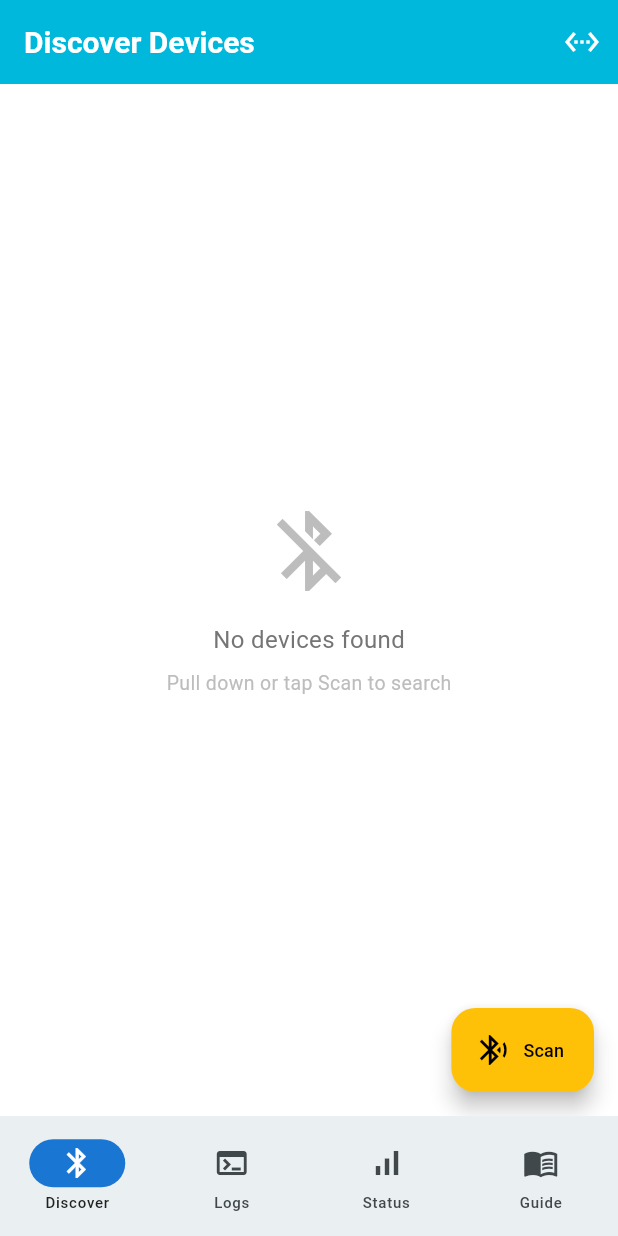
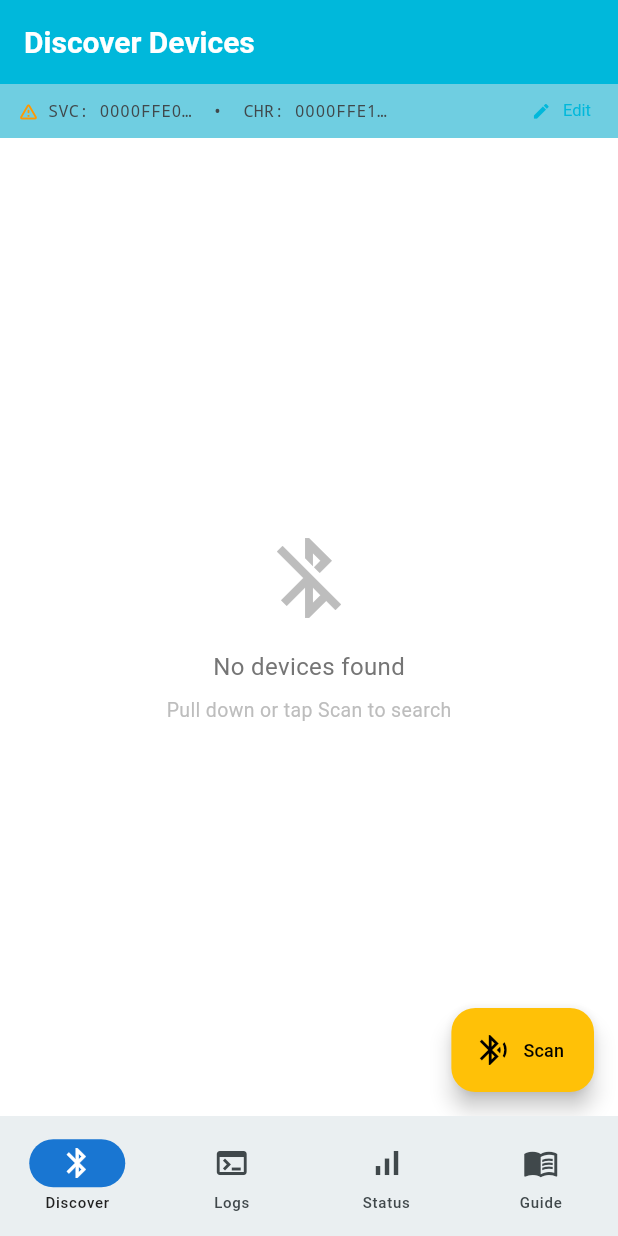
Before and after one commit to SMAhmer17/Keychain-BLE, a Flutter app: the screen it shows after launch, on a phone screen of 412 x 824 dp. Run offline on Flutter 3.47's test engine with Material 3 defaults, Android fonts, the phone set to English and light mode, and no system bars; our stand-ins replace device_info_plus, flutter_blue_plus, flutter_riverpod, freezed_annotation, go_router, package_info_plus and 2 more.

Commit message:
Update discovery

```diff
--- a/lib/features/ble/presentation/discover/discover_screen.dart
+++ b/lib/features/ble/presentation/discover/discover_screen.dart
@@ -8,6 +8,7 @@ import 'package:keychain_ble/core/router/app_route_constants.dart';
 import 'package:keychain_ble/core/service/ble_permission_service.dart';
 import 'package:keychain_ble/features/ble/model/ble_device.dart';
 import 'package:keychain_ble/features/ble/presentation/widgets/uuid_config_dialog.dart';
+import 'package:keychain_ble/features/ble/provider/ble_config_notifier.dart';
 import 'package:keychain_ble/features/ble/provider/ble_connection_notifier.dart';
 import 'package:keychain_ble/features/ble/provider/ble_scan_notifier.dart';
 
@@ -19,7 +20,6 @@ class DiscoverScreen extends ConsumerStatefulWidget {
 }
 
 class _DiscoverScreenState extends ConsumerState<DiscoverScreen> {
-  // null = not yet checked, true/false = result
   BlePermissionResult? _permissionResult;
   bool _checkingPermissions = true;
 
@@ -48,8 +48,8 @@ class _DiscoverScreenState extends ConsumerState<DiscoverScreen> {
   @override
   Widget build(BuildContext context) {
     final scanState = ref.watch(bleScanNotifierProvider);
+    final config = ref.watch(bleConfigNotifierProvider);
 
-    // ── Permission / adapter guards ───────────────────────────────────────
     if (_checkingPermissions) {
       return const Scaffold(
         body: Center(child: CircularProgressIndicator()),
@@ -64,7 +64,6 @@ class _DiscoverScreenState extends ConsumerState<DiscoverScreen> {
       );
     }
 
-    // ── Normal scan UI ────────────────────────────────────────────────────
     return Scaffold(
       appBar: AppBar(
         title: const Text('Discover Devices'),
@@ -80,12 +79,13 @@ class _DiscoverScreenState extends ConsumerState<DiscoverScreen> {
                 ),
               ),
             ),
-          IconButton(
-            icon: const Icon(Icons.settings_ethernet),
-            tooltip: 'Configure UUIDs',
-            onPressed: () => UuidConfigDialog.show(context),
-          ),
         ],
+        // UUID info bar — always visible, shows what's currently configured
+        bottom: _UuidInfoBar(
+          serviceUuid: config.serviceUuid,
+          charUuid: config.characteristicUuid,
+          onEdit: () => UuidConfigDialog.show(context),
+        ),
       ),
       body: RefreshIndicator(
         onRefresh: _checkAndScan,
@@ -94,7 +94,8 @@ class _DiscoverScreenState extends ConsumerState<DiscoverScreen> {
             if (scanState.errorMessage != null)
               _ErrorBanner(
                 message: scanState.errorMessage!,
-                onDismiss: ref.read(bleScanNotifierProvider.notifier).clearError,
+                onDismiss:
+                    ref.read(bleScanNotifierProvider.notifier).clearError,
               ),
             Expanded(
               child: scanState.devices.isEmpty
@@ -127,21 +128,82 @@ class _DiscoverScreenState extends ConsumerState<DiscoverScreen> {
     );
   }
 
-  Future<void> _connectToDevice(BleDevice device) async {
-    await ref.read(bleScanNotifierProvider.notifier).stopScan();
-    if (!mounted) return;
+  void _connectToDevice(BleDevice device) {
+    // Stop scan first (fire-and-forget — no need to await)
+    ref.read(bleScanNotifierProvider.notifier).stopScan();
 
-    ScaffoldMessenger.of(context).showSnackBar(
-      SnackBar(
-        content: Text('Connecting to ${device.name}…'),
-        duration: const Duration(seconds: 2),
+    // Navigate to Logs immediately so the user sees the live connection
+    // progress (CONNECTING → CONNECTED / ERROR) on that screen.
+    context.go(AppRoute.logs);
+
+    // Start connection in the background — Logs screen watches state.
+    ref.read(bleConnectionNotifierProvider.notifier).connect(device);
+  }
+}
+
+// ————————————————— UUID info bar ——————————————————
+
+class _UuidInfoBar extends StatelessWidget implements PreferredSizeWidget {
+  const _UuidInfoBar({
+    required this.serviceUuid,
+    required this.charUuid,
+    required this.onEdit,
+  });
+
+  final String serviceUuid;
+  final String charUuid;
+  final VoidCallback onEdit;
+
+  // Shorten a UUID to first 8 chars + "…" for display
+  String _short(String uuid) =>
+      uuid.length > 8 ? '${uuid.substring(0, 8)}…' : uuid;
+
+  @override
+  Size get preferredSize => const Size.fromHeight(36);
+
+  @override
+  Widget build(BuildContext context) {
+    final colorScheme = Theme.of(context).colorScheme;
+    final isDefault = serviceUuid == BleConstants.serviceUuid &&
+        charUuid == BleConstants.characteristicUuid;
+
+    return Container(
+      height: 36,
+      color: colorScheme.surfaceContainerHighest.withValues(alpha: 0.5),
+      padding: const EdgeInsets.symmetric(horizontal: 12),
+      child: Row(
+        children: [
+          Icon(
+            isDefault ? Icons.warning_amber_rounded : Icons.check_circle_outline,
+            size: 14,
+            color: isDefault ? Colors.orange : Colors.green,
+          ),
+          const SizedBox(width: 6),
+          Expanded(
+            child: Text(
+              'SVC: ${_short(serviceUuid)}  •  CHR: ${_short(charUuid)}',
+              style: TextStyle(
+                fontSize: 11,
+                fontFamily: 'monospace',
+                color: colorScheme.onSurfaceVariant,
+              ),
+              overflow: TextOverflow.ellipsis,
+            ),
+          ),
+          TextButton.icon(
+            style: TextButton.styleFrom(
+              padding: const EdgeInsets.symmetric(horizontal: 6),
+              minimumSize: Size.zero,
+              tapTargetSize: MaterialTapTargetSize.shrinkWrap,
+              textStyle: const TextStyle(fontSize: 11),
+            ),
+            icon: const Icon(Icons.edit, size: 13),
+            label: const Text('Edit'),
+            onPressed: onEdit,
+          ),
+        ],
       ),
     );
-
-    await ref.read(bleConnectionNotifierProvider.notifier).connect(device);
-    if (!mounted) return;
-
-    context.go(AppRoute.logs);
   }
 }
 
@@ -199,19 +261,14 @@ class _PermissionBlocker extends StatelessWidget {
               Text(
                 title,
                 style: const TextStyle(
-                  fontSize: 20,
-                  fontWeight: FontWeight.bold,
-                ),
+                    fontSize: 20, fontWeight: FontWeight.bold),
                 textAlign: TextAlign.center,
               ),
               const SizedBox(height: 12),
               Text(
                 body,
                 style: TextStyle(
-                  fontSize: 14,
-                  color: Colors.grey.shade600,
-                  height: 1.5,
-                ),
+                    fontSize: 14, color: Colors.grey.shade600, height: 1.5),
                 textAlign: TextAlign.center,
               ),
               const SizedBox(height: 32),
@@ -243,10 +300,8 @@ class _DeviceTile extends StatelessWidget {
 
     return ListTile(
       leading: Icon(Icons.bluetooth, color: rssiColor),
-      title: Text(
-        device.name,
-        style: const TextStyle(fontWeight: FontWeight.w600),
-      ),
+      title: Text(device.name,
+          style: const TextStyle(fontWeight: FontWeight.w600)),
       subtitle: Text(
         device.remoteId,
         style: TextStyle(fontSize: 12, color: Colors.grey.shade600),
@@ -258,15 +313,9 @@ class _DeviceTile extends StatelessWidget {
           Text(
             '${device.rssi} dBm',
             style: TextStyle(
-              color: rssiColor,
-              fontWeight: FontWeight.bold,
-              fontSize: 13,
-            ),
+                color: rssiColor, fontWeight: FontWeight.bold, fontSize: 13),
           ),
-          Text(
-            rssiLabel,
-            style: TextStyle(color: rssiColor, fontSize: 11),
-          ),
+          Text(rssiLabel, style: TextStyle(color: rssiColor, fontSize: 11)),
         ],
       ),
       onTap: onTap,
@@ -301,11 +350,8 @@ class _EmptyState extends StatelessWidget {
       child: Column(
         mainAxisSize: MainAxisSize.min,
         children: [
-          Icon(
-            Icons.bluetooth_disabled,
-            size: 64,
-            color: Colors.grey.shade400,
-          ),
+          Icon(Icons.bluetooth_disabled,
+              size: 64, color: Colors.grey.shade400),
           const SizedBox(height: 16),
           Text(
             isScanning ? 'Scanning for devices…' : 'No devices found',
```
Also changed, not shown: lib/core/service/ble_service.dart (+7 -0 lines), lib/features/ble/presentation/connection_status/connection_status_screen.dart (+11 -0 lines), lib/features/ble/presentation/device_logs/device_logs_screen.dart (+105 -13 lines).
